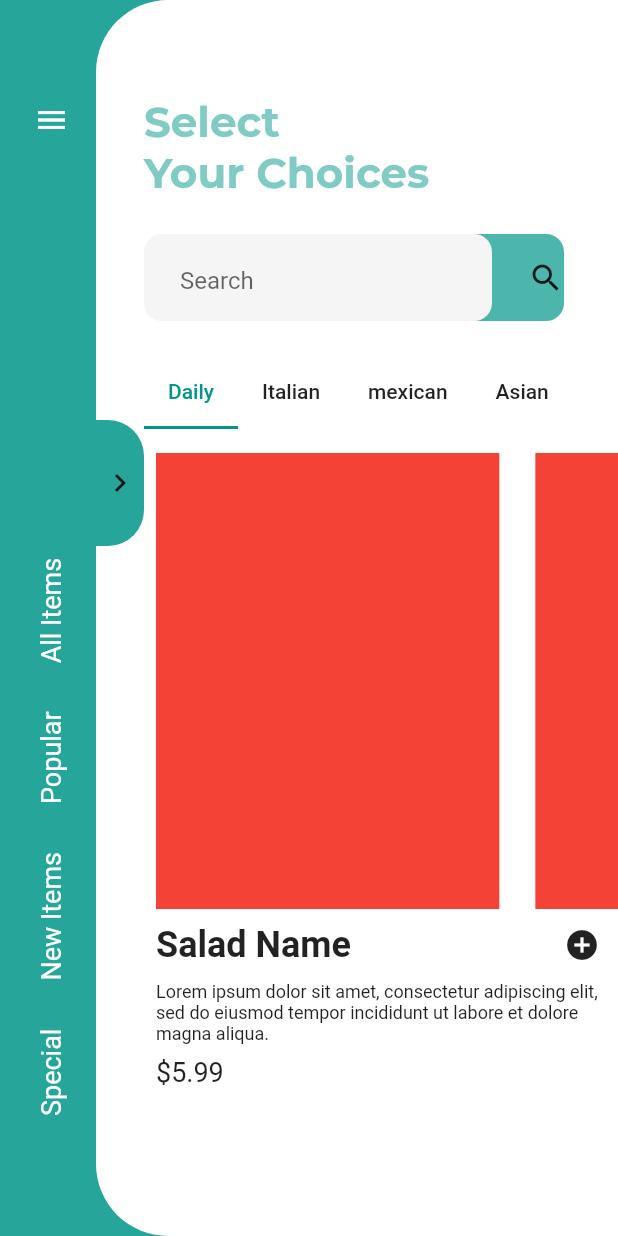
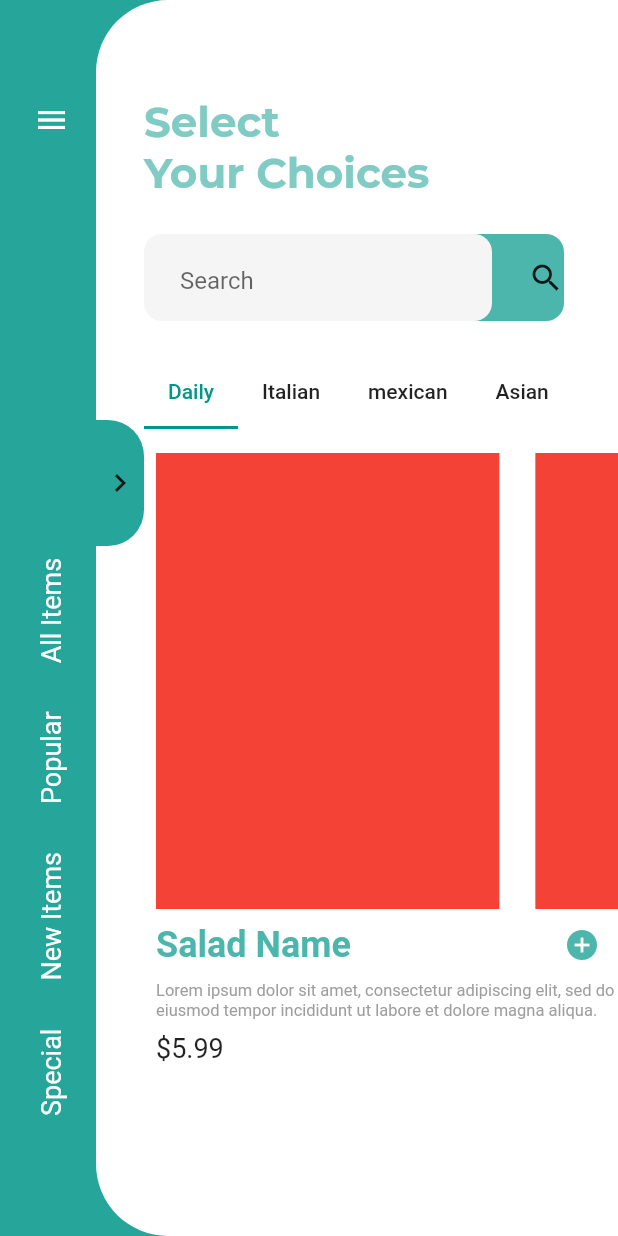
Before and after one commit to JAICHANGPARK/flutter_notebook_8th_story, a Flutter app: the screen it shows after launch, on a phone screen of 412 x 824 dp. Run offline on Flutter 3.47's test engine with Material 2 defaults, Android fonts, the phone set to English and light mode, and no system bars; our stand-ins replace badges, google_fonts.

Commit message:
Update food_main_page.dart

```diff
--- a/lib/ep566_food_delivery_app/food_main_page.dart
+++ b/lib/ep566_food_delivery_app/food_main_page.dart
@@ -239,9 +239,11 @@ class _FoodMainPageState extends State<FoodMainPage> with SingleTickerProviderSt
                             children: [
                               Text("Salad Name",style: TextStyle(
                                 fontSize: 24,
-                                fontWeight: FontWeight.bold
+                                fontWeight: FontWeight.bold,
+                                color: Colors.teal[300]
                               ),),
-                              IconButton(icon: Icon(Icons.add_circle), onPressed: (){})
+                              IconButton(icon: Icon(Icons.add_circle), onPressed: (){},
+                                  color: Colors.teal[300])
                             ],
                           ),
                         ),
@@ -249,7 +251,8 @@ class _FoodMainPageState extends State<FoodMainPage> with SingleTickerProviderSt
                           padding: const EdgeInsets.only(left: 8),
                           child: Text("Lorem ipsum dolor sit amet, consectetur adipiscing elit, sed do eiusmod tempor incididunt ut l"
                               "abore et dolore magna aliqua.", style: TextStyle(
-                            fontSize: 12
+                            fontSize: 11,
+                            color: Colors.grey
                           ),),
                         ),
                         Padding(
```
